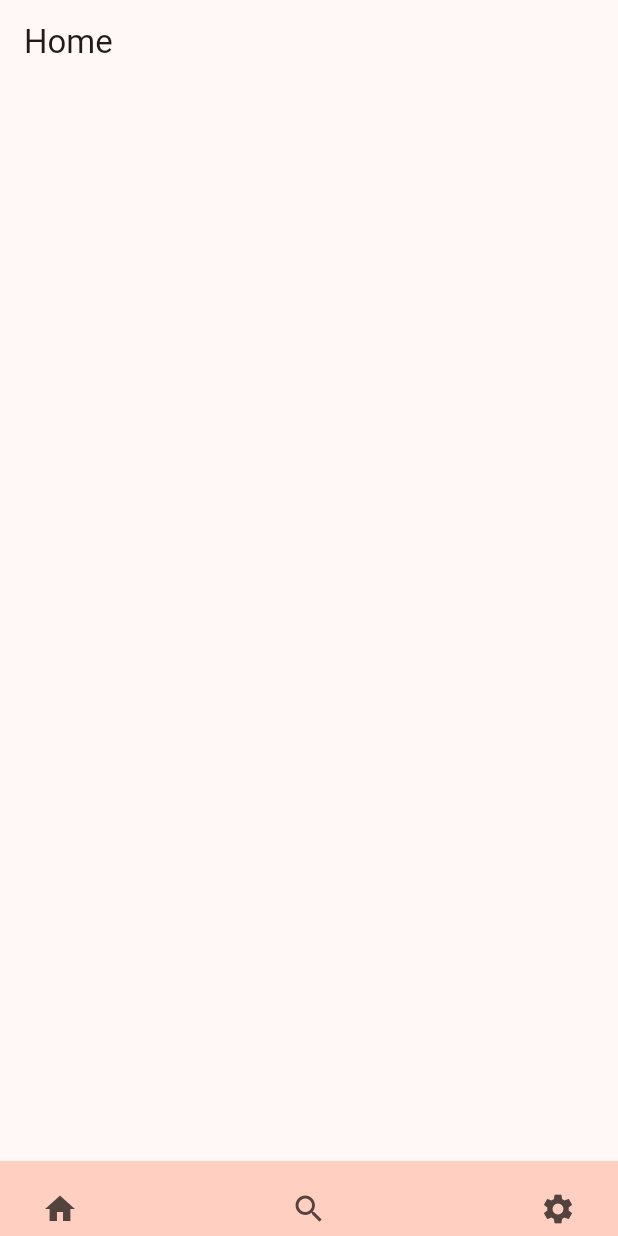
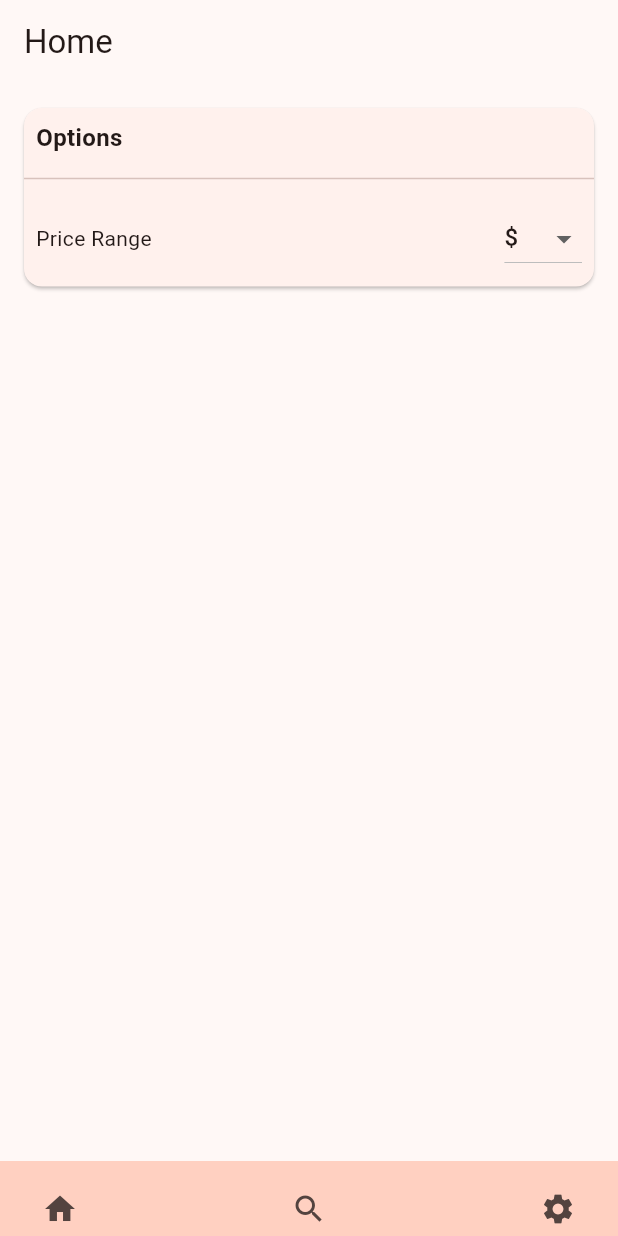
Before and after one commit to JTP75/restaurant_app, a Flutter app: the screen it shows after launch, after a tap on the "home" icon, on a phone screen of 412 x 824 dp. Run offline on Flutter 3.47's test engine with Material 3 defaults, Android fonts, the phone set to English and light mode, and no system bars; our stand-ins replace device_preview.

Commit message:
worked on dropdowns: undefined behavior involving duplicate dropwdown items

```diff
--- /dev/null
+++ b/lib/backend/restaurant.dart
@@ -0,0 +1,13 @@
+/// Backend class containing restaurant information
+class Restaurant {
+
+  String name = "";
+  String url = "";
+  String phoneNumber = "";
+
+  Restaurant() {
+    name = "restaurant name";
+    url = "https://restaurant.com";
+    phoneNumber = "(412) 382-5968";
+  }
+}
--- a/lib/main.dart
+++ b/lib/main.dart
@@ -1,6 +1,8 @@
 import 'package:flutter/material.dart';
 import 'package:provider/provider.dart';
 import 'package:device_preview/device_preview.dart';
+
+import 'page_assets/home.dart';
 
 const double topInset = 40;
 const double bottomInset = 30;
@@ -65,6 +67,8 @@ class HomePage extends StatelessWidget {
         child: Column(
           mainAxisAlignment: MainAxisAlignment.start,
           children: [
+            CriteriaBox(
+            )
           ],
         ),
       ),
--- /dev/null
+++ b/lib/page_assets/home.dart
@@ -0,0 +1,80 @@
+import 'package:flutter/material.dart';
+
+const List<String> priceRangeEntries = ["\$","\$\$","\$\$\$"];
+//const List<String> priceRangeEntries = ["hello"];
+
+class CriteriaBox extends Card {
+
+  @override
+  Widget build(BuildContext context) {
+
+    return Card(
+      margin: EdgeInsets.all(16.0),
+      child: Column(
+        crossAxisAlignment: CrossAxisAlignment.stretch,
+        children: [
+          Padding(
+            padding: const EdgeInsets.all(8.0),
+            child: Text(
+              "Options",
+              style: TextStyle(
+                fontSize: 16.0,
+                fontWeight: FontWeight.bold,
+              ),
+            ),
+          ),
+          Divider(),
+          Padding(
+            padding: const EdgeInsets.all(8.0),
+            child: Column(
+              children: [
+                Row(
+                  children: [
+                    Text(
+                      "Price Range"
+                    ),
+                    Spacer(
+                      flex: 1,
+                    ),
+                    MyDropdownButton()
+                  ],
+                ),
+              ]
+            )
+          ),
+        ],
+      ),
+    );
+  }
+
+}
+
+class MyDropdownButton extends StatefulWidget {
+  @override
+  State<StatefulWidget> createState() => MyDropdownButtonState();
+
+}
+
+class MyDropdownButtonState extends State<MyDropdownButton> {
+  String selectedValue = priceRangeEntries.first;
+
+  @override
+  Widget build(BuildContext context) {
+    return DropdownButton<String>(
+      value: selectedValue,
+      onChanged: (String? newValue) {
+        setState(() {
+          selectedValue = newValue!;
+        });
+      },
+      items: priceRangeEntries.map<DropdownMenuItem<String>>(
+        (String value) {
+          return DropdownMenuItem<String>(
+            value: value,
+            child: Text(value),
+          );
+        }
+      ).toList(),
+    );
+  }
+}
```
